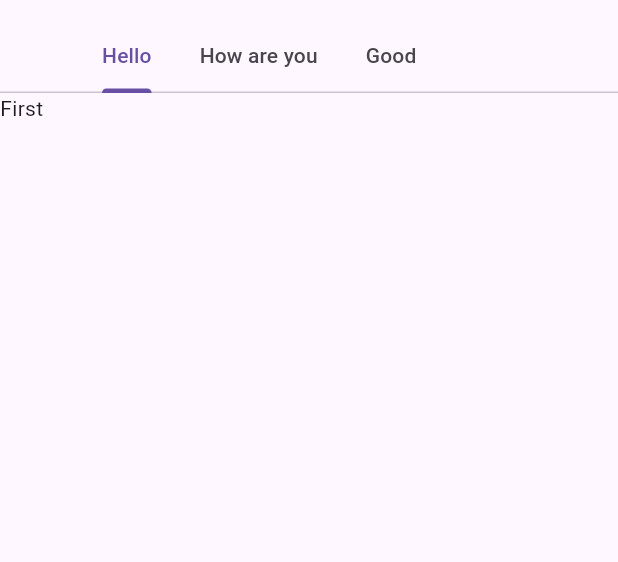
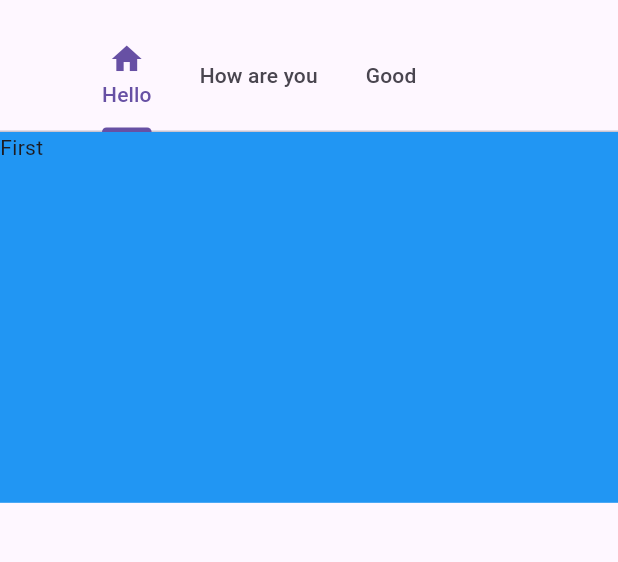
Before and after one commit to rasul-1/RecipeApp, a Flutter app: the MyTab screen opened by its route, on a phone screen of 412 x 824 dp, the part 63-625 px from its top. Run offline on Flutter 3.47's test engine with Material 3 defaults, Android fonts, the phone set to English and light mode, and no system bars; missing offline and left inert: sz_fancy_bottom_navigation; Roboto replaces fonts that are missing (Sevillana).

Commit message:
I added responsive measures

```diff
--- a/recipe_app/lib/home_page.dart
+++ b/recipe_app/lib/home_page.dart
@@ -72,6 +72,7 @@ Widget myDrawer(BuildContext context) {
 }
 
 Widget myCard(RECIPE food, BuildContext context) {
+
   return GestureDetector(
     onTap: () {
       Navigator.pushNamed(context, Cons.details, arguments: {'recipe': food});
--- a/recipe_app/lib/second_page.dart
+++ b/recipe_app/lib/second_page.dart
@@ -61,7 +61,9 @@ class SecondPage extends StatelessWidget {
                   child: const Text('Sign Up'),
                 ),
               )
+
             ],
+
           ),
         ),
       ),
--- a/recipe_app/lib/tab.dart
+++ b/recipe_app/lib/tab.dart
@@ -5,16 +5,20 @@ class MyTab extends StatelessWidget {
 
   @override
   Widget build(BuildContext context) {
+    MediaQueryData mediaQueryData=MediaQuery.of(context);
+    var size=mediaQueryData.size;
+    var orientaion=mediaQueryData.orientation;
     return DefaultTabController(
       length: 3,
       child: Scaffold(
         appBar: AppBar(
-          title:const Text('REcipe'),
+          title: const Text('REcipe'),
           bottom: const TabBar(
             isScrollable: true,
             tabs: [
               Tab(
                 text: "Hello",
+                icon: Icon(Icons.home),
               ),
               Tab(
                 text: "How are you",
@@ -25,12 +29,22 @@ class MyTab extends StatelessWidget {
             ],
           ),
         ),
-        body: const TabBarView(
-
+        body: TabBarView(
+          physics: ScrollPhysics(),
           children: [
-            Text('First'),
-            Text('Second'),
-            Text('third'),
+            Column(
+              mainAxisAlignment: MainAxisAlignment.start,
+              children: [
+                Container(
+                  height: size.height*0.30,
+                  width: double.infinity,
+                  color: Colors.blue,
+                  child: const Text('First'),
+                ),
+              ],
+            ),
+            const Text('Second'),
+            const Text('third'),
           ],
         ),
       ),
```
Also changed, not shown: recipe_app/lib/menu.dart (+12 -3 lines), recipe_app/lib/navi_rail.dart (added, +40 -0 lines), recipe_app/lib/silverBar.dart (added, +70 -0 lines).
